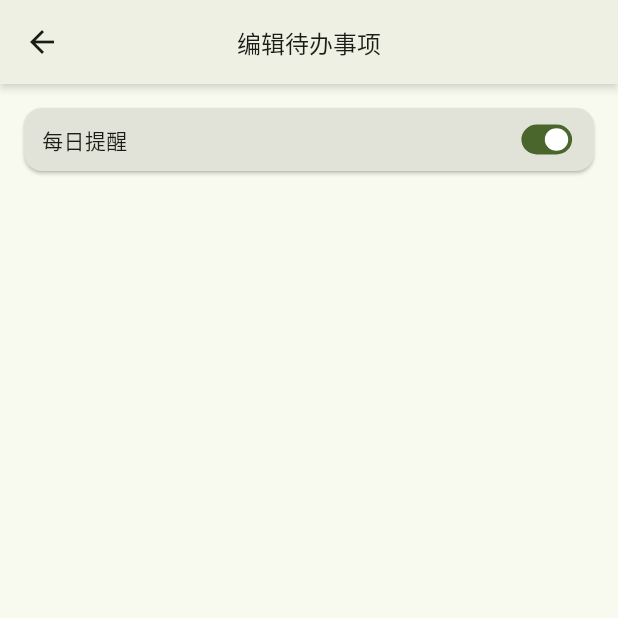
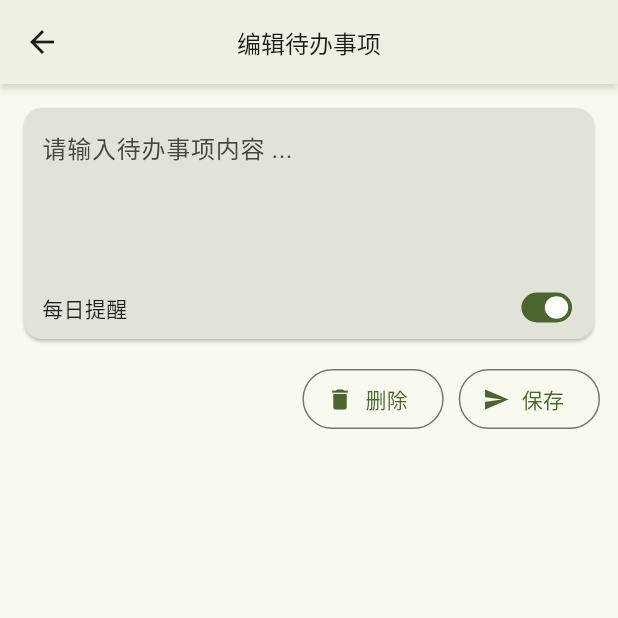
Before and after one commit to StationChnqoo/chnqoo-diary-mobile, a Flutter app: the EditTodoPage screen opened by its route, on a phone screen of 412 x 824 dp, the top half of it. Run offline on Flutter 3.47's test engine with Material 3 defaults, Android fonts, the phone set to English and light mode, and no system bars; our stand-ins replace badges, bot_toast, carousel_slider, device_info_plus, dio, flutter_dotenv and 6 more; missing offline and left inert: flutter_pretty_dio_logger; accounts and stored records are empty; network calls fail.

Commit message:
🆕 新增待办事项的编辑页面 ...

```diff
--- a/lib/pages/edit/todo/index.dart
+++ b/lib/pages/edit/todo/index.dart
@@ -33,7 +33,17 @@ class EditTodoPageState extends State<EditTodoPage> {
               MyCard(
                   child: Container(
                 width: double.infinity,
-                child: Row(
+                child: Column(
+                  children: [
+                    TextField(
+                      maxLines: 4,
+                      decoration: InputDecoration(
+                        hintText: '请输入待办事项内容 ...',
+                        border: InputBorder.none,
+                      ),
+                      style: TextStyle(fontSize: 16),
+                    ),
+                    Row(
                       mainAxisAlignment: MainAxisAlignment.spaceBetween,
                       children: [
                         Text(
@@ -48,7 +58,34 @@ class EditTodoPageState extends State<EditTodoPage> {
                             })
                       ],
                     ),
-              ))
+                  ],
+                ),
+              )),
+              SizedBox(
+                height: 12,
+              ),
+              Row(
+                mainAxisAlignment: MainAxisAlignment.end,
+                children: [
+                  Row(
+                    children: [
+                      OutlinedButton.icon(
+                        onPressed: () {},
+                        label: Text('删除'),
+                        icon: Icon(Icons.delete),
+                      ),
+                      SizedBox(
+                        width: 10,
+                      ),
+                      OutlinedButton.icon(
+                        onPressed: () {},
+                        label: Text('保存'),
+                        icon: Icon(Icons.send),
+                      )
+                    ],
+                  )
+                ],
+              )
             ]),
           );
         },
--- a/lib/pages/home/widgets/activities.dart
+++ b/lib/pages/home/widgets/activities.dart
@@ -20,7 +20,7 @@ class HomeActivities extends StatelessWidget {
               '平台近期违规用户处罚公示 ~',
             ]
                 .map((e) => Container(
-                    margin: EdgeInsets.symmetric(horizontal: 12, vertical: 6),
+                    margin: EdgeInsets.symmetric(horizontal: 12, vertical: 5),
                     decoration: BoxDecoration(
                         borderRadius: BorderRadius.circular(12),
                         color: Colors.white),
--- a/lib/pages/home/widgets/dates.dart
+++ b/lib/pages/home/widgets/dates.dart
@@ -10,7 +10,7 @@ class HomeDates extends StatelessWidget {
   Widget build(BuildContext context) {
     // TODO: implement build
     return Container(
-        margin: EdgeInsets.symmetric(horizontal: 12, vertical: 6),
+        margin: EdgeInsets.symmetric(horizontal: 12, vertical: 5),
         child: MyCard(
           child: Column(
             crossAxisAlignment: CrossAxisAlignment.start,
--- a/lib/pages/home/widgets/motions.dart
+++ b/lib/pages/home/widgets/motions.dart
@@ -9,7 +9,7 @@ class HomeMotions extends StatelessWidget {
   Widget build(BuildContext context) {
     // TODO: implement build
     return Container(
-        padding: EdgeInsets.symmetric(horizontal: 12, vertical: 6),
+        padding: EdgeInsets.symmetric(horizontal: 12, vertical: 5),
         child: MyCard(
           child: Column(
             crossAxisAlignment: CrossAxisAlignment.start,
--- a/lib/pages/home/widgets/notes.dart
+++ b/lib/pages/home/widgets/notes.dart
@@ -12,7 +12,7 @@ class HomeNotes extends StatelessWidget {
   Widget build(BuildContext context) {
     // TODO: implement build
     return Container(
-      margin: EdgeInsets.symmetric(horizontal: 12, vertical: 6),
+      margin: EdgeInsets.symmetric(horizontal: 12, vertical: 5),
       child: MyCard(
           child: Column(
         crossAxisAlignment: CrossAxisAlignment.start,
--- a/lib/pages/home/widgets/notice.dart
+++ b/lib/pages/home/widgets/notice.dart
@@ -6,7 +6,7 @@ class HomeNotice extends StatelessWidget {
   Widget build(BuildContext context) {
     // TODO: implement build
     return Container(
-        margin: EdgeInsets.symmetric(horizontal: 12, vertical: 6),
+        margin: EdgeInsets.symmetric(horizontal: 12, vertical: 5),
         child: MyCard(
           child: Row(
             children: [
--- a/lib/pages/home/widgets/todos.dart
+++ b/lib/pages/home/widgets/todos.dart
@@ -11,7 +11,7 @@ class HomeTodos extends StatelessWidget {
   Widget build(BuildContext context) {
     // TODO: implement build
     return Container(
-        margin: EdgeInsets.symmetric(horizontal: 12, vertical: 6),
+        margin: EdgeInsets.symmetric(horizontal: 12, vertical: 5),
         child: MyCard(
           child: Column(
             crossAxisAlignment: CrossAxisAlignment.start,
--- a/lib/pages/home/widgets/topics.dart
+++ b/lib/pages/home/widgets/topics.dart
@@ -1,16 +1,14 @@
 import 'package:chnqoo_diary_mobile/widgets/my_card.dart';
 import 'package:chnqoo_diary_mobile/widgets/my_icon-button.dart';
-import 'package:chnqoo_diary_mobile/widgets/my_tag.dart';
 import 'package:flutter/material.dart';
 import 'package:flutter_screenutil/flutter_screenutil.dart';
-import 'package:badges/badges.dart' as badges;
 
 class HomeTopics extends StatelessWidget {
   @override
   Widget build(BuildContext context) {
     // TODO: implement build
     return Container(
-        padding: EdgeInsets.symmetric(horizontal: 12, vertical: 6),
+        padding: EdgeInsets.symmetric(horizontal: 12, vertical: 5),
         child: MyCard(
           child: Column(
             crossAxisAlignment: CrossAxisAlignment.start,
```
Lines whose indentation alone changed are shown as unchanged.
